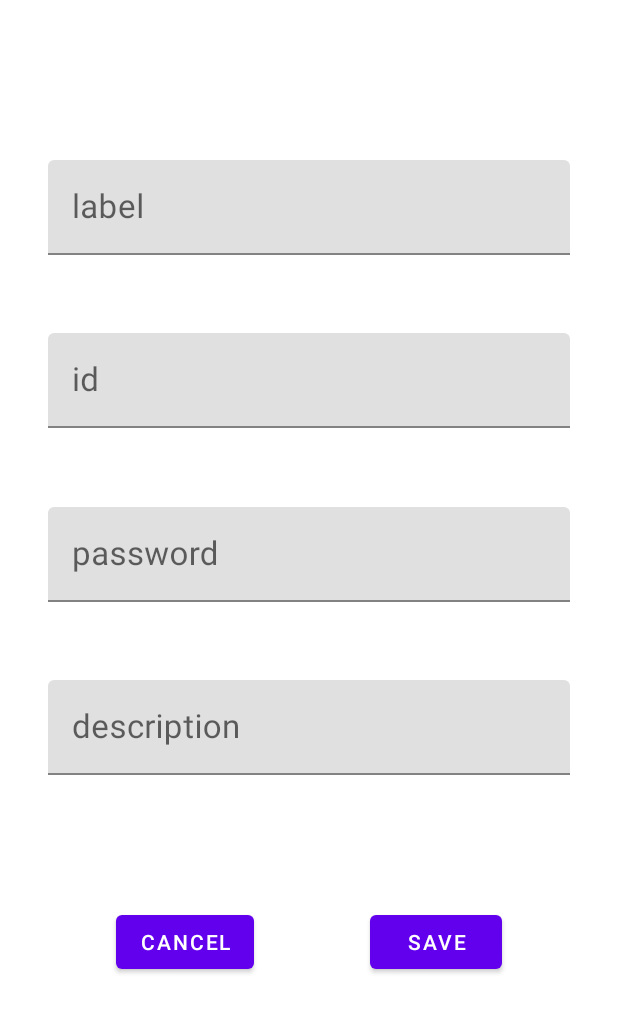
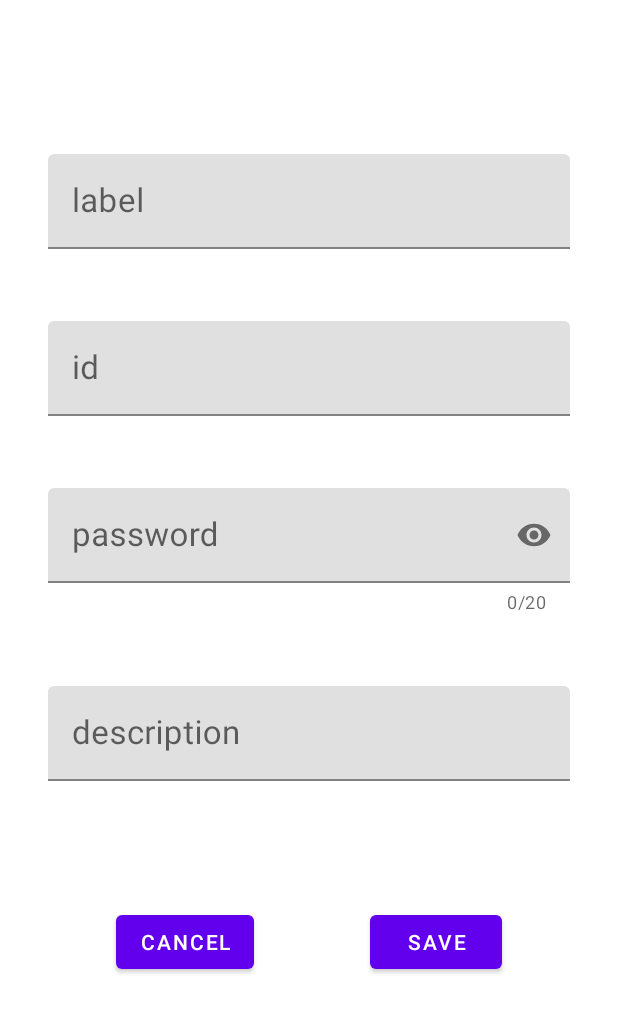
Before and after one commit to c653d0/passwordSaving, an Android app: the DetailInfoFragment screen opened through its navigation route, on a phone screen of 412 x 824 dp. Shown: the top 1013 px of the screen. Run offline under Robolectric (Android 15) with nearby library versions, the phone set to English and light mode, and no system bars; our stand-ins replace Room's generated code.

Commit message:
完成了更新数据的功能

```diff
--- a/app/src/main/java/com/c653d0/passwordsaving/PasswordAdapter.kt
+++ b/app/src/main/java/com/c653d0/passwordsaving/PasswordAdapter.kt
@@ -1,5 +1,6 @@
 package com.c653d0.passwordsaving
 
+import android.os.Bundle
 import android.view.LayoutInflater
 import android.view.View
 import android.view.ViewGroup
@@ -34,8 +35,9 @@ class PasswordAdapter : RecyclerView.Adapter<PasswordAdapter.PasswordViewHolder>
         holder.setContentId(password.uid)
 
         holder.itemView.setOnClickListener {
-            Toast.makeText(it.context,"id:${password.id}",Toast.LENGTH_SHORT).show()
-            it.findNavController().navigate(R.id.action_homeFragment_to_detailInfoFragment)
+            val bundle:Bundle = Bundle()
+            bundle.putSerializable("data",password)
+            it.findNavController().navigate(R.id.action_homeFragment_to_detailInfoFragment,bundle)
         }
     }
 
--- a/app/src/main/java/com/c653d0/passwordsaving/database/PasswordInfo.kt
+++ b/app/src/main/java/com/c653d0/passwordsaving/database/PasswordInfo.kt
@@ -3,6 +3,7 @@ package com.c653d0.passwordsaving.database
 import androidx.room.ColumnInfo
 import androidx.room.Entity
 import androidx.room.PrimaryKey
+import java.io.Serializable
 
 @Entity(tableName = "password_table")
 data class PasswordInfo(
@@ -16,5 +17,4 @@ data class PasswordInfo(
     val password:String,
     @ColumnInfo(name = "description")
     val description:String
-) {
-}
+) :Serializable
--- a/app/src/main/res/layout/fragment_detail_info.xml
+++ b/app/src/main/res/layout/fragment_detail_info.xml
@@ -66,11 +66,15 @@
                 android:id="@+id/textInputLayout6"
                 android:layout_width="0dp"
                 android:layout_height="wrap_content"
+                app:counterEnabled="true"
+                app:counterMaxLength="20"
+                app:errorEnabled="true"
                 app:layout_constraintBottom_toTopOf="@+id/textInputLayout5"
                 app:layout_constraintEnd_toEndOf="@+id/textInputLayout5"
                 app:layout_constraintHorizontal_bias="0.5"
                 app:layout_constraintStart_toStartOf="@+id/textInputLayout5"
-                app:layout_constraintTop_toBottomOf="@+id/textInputLayout7">
+                app:layout_constraintTop_toBottomOf="@+id/textInputLayout7"
+                app:passwordToggleEnabled="true">
 
                 <com.google.android.material.textfield.TextInputEditText
                     android:id="@+id/edit_content_password"
--- a/app/src/main/res/values/strings.xml
+++ b/app/src/main/res/values/strings.xml
@@ -10,10 +10,12 @@
 
     <string name="cancel_button">Cancel</string>
     <string name="save_button">Save</string>
+    <string name="update_button">Update</string>
 
     <string name="missing_content_prompt">The input content is incomplete, please complete the content</string>
     <string name="add_successfully">add successfully</string>
     <string name="menu_page_generate_button">generate</string>
     <string name="menu_page_load_button">load</string>
     <string name="menu_page_key_tip">The current key is</string>
+    <string name="exceeds_limit">The password length exceeds the limit</string>
 </resources>
```
Also changed, not shown: app/src/main/java/com/c653d0/passwordsaving/DetailInfoFragment.kt (+74 -23 lines).
